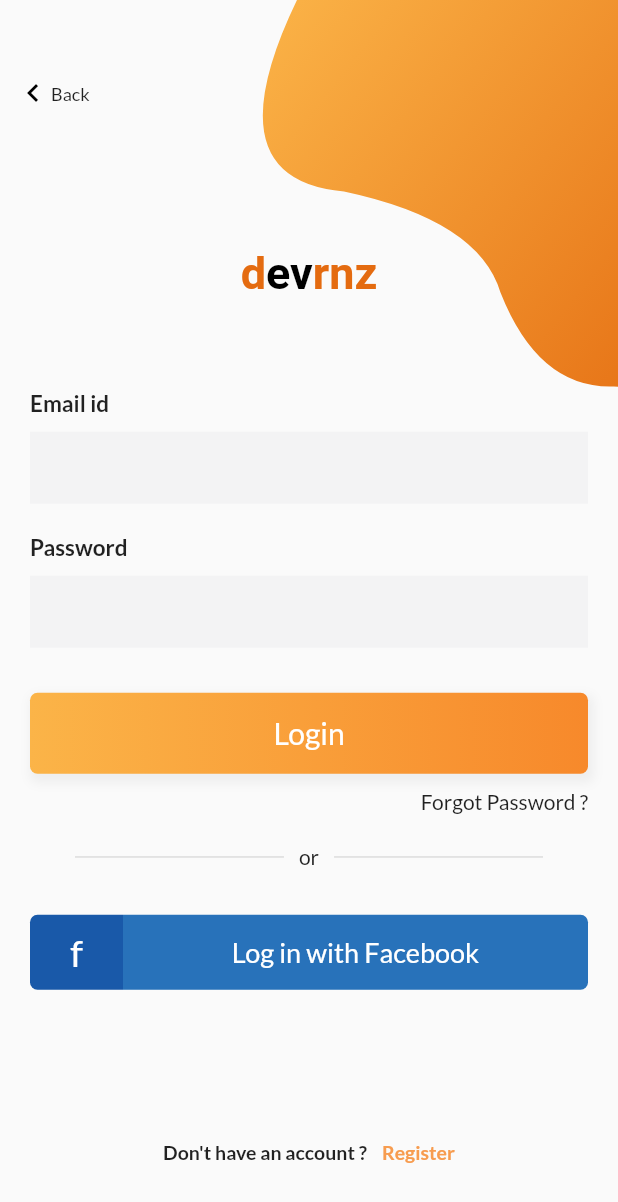
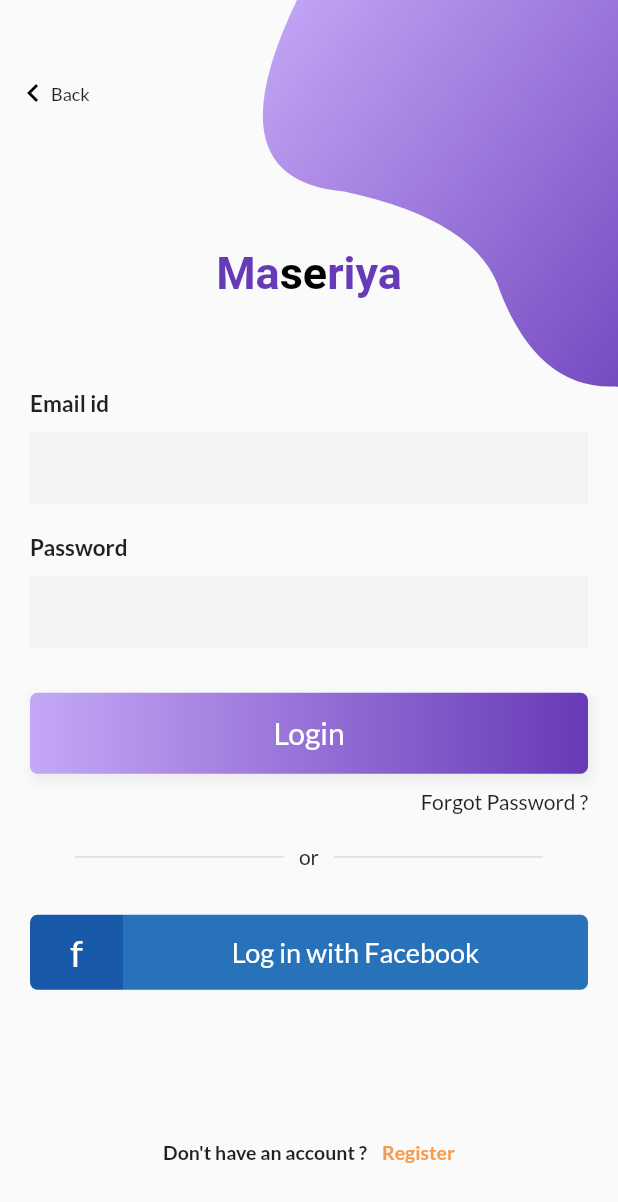
Before and after one commit to DesmondSol/UI-clone, a Flutter app: the screen it shows after launch, after a tap on "Login", on a phone screen of 412 x 824 dp. Shown: the top 1202 px of the screen. Run offline on Flutter 3.47's test engine with Material 2 defaults, Android fonts, the phone set to English and light mode, and no system bars; our stand-ins replace fluttertoast, google_fonts; network calls fail.

Commit message:
some ui changes done

```diff
--- a/lib/ui/screens/auth_pages/Widget/bezierContainer.dart
+++ b/lib/ui/screens/auth_pages/Widget/bezierContainer.dart
@@ -5,28 +5,31 @@ import 'package:flutter/material.dart';
 import 'customClipper.dart';
 
 class BezierContainer extends StatelessWidget {
-  const BezierContainer({Key ?key}) : super(key: key);
+  const BezierContainer({Key? key}) : super(key: key);
 
   @override
   Widget build(BuildContext context) {
     return Container(
-      child: Transform.rotate(
-        angle: -pi / 3.5,
-        child: ClipPath(
+        child: Transform.rotate(
+      angle: -pi / 3.5,
+      child: ClipPath(
         clipper: ClipPainter(),
         child: Container(
-          height: MediaQuery.of(context).size.height *.5,
+          height: MediaQuery.of(context).size.height * .5,
           width: MediaQuery.of(context).size.width,
           decoration: BoxDecoration(
               gradient: LinearGradient(
-                begin: Alignment.topCenter,
-                end: Alignment.bottomCenter,
-                colors: [Color(0xfffbb448),Color(0xffe46b10)]
-              )
-            ),
+                  begin: Alignment.topCenter,
+                  end: Alignment.bottomCenter,
+                  colors: [
+                Color.fromARGB(255, 196, 168, 247),
+                Colors.deepPurple
+              ]
+
+                  //colors: [Color(0xfffbb448),Color(0xffe46b10)]
+                  )),
         ),
       ),
-      )
-    );
+    ));
   }
 }
--- /dev/null
+++ b/lib/ui/screens/auth_pages/Widget/title.dart
@@ -0,0 +1,46 @@
+import 'package:flutter/cupertino.dart';
+import 'package:flutter/material.dart';
+import 'package:google_fonts/google_fonts.dart';
+
+class title extends StatelessWidget {
+  var cntx, them;
+  title(BuildContext context, int th) {
+    cntx = context;
+    if (th == 1) {
+      them = Colors.white;
+    } else
+      them = Colors.deepPurple;
+    //1 + 1 == 2 ? print('check true') : print('check false');
+    //print(context.hashCode);
+    // prints 2011
+  }
+
+  Widget _title() {
+    return RichText(
+      textAlign: TextAlign.center,
+      text: TextSpan(
+          text: 'Ma',
+          style: GoogleFonts.portLligatSans(
+            textStyle: Theme.of(cntx).textTheme.headline1,
+            fontSize: 30,
+            fontWeight: FontWeight.w700,
+            color: them,
+          ),
+          children: [
+            TextSpan(
+              text: 'se',
+              style: TextStyle(color: Colors.black, fontSize: 30),
+            ),
+            TextSpan(
+              text: 'riya',
+              style: TextStyle(color: them, fontSize: 30),
+            ),
+          ]),
+    );
+  }
+
+  @override
+  Widget build(BuildContext context) {
+    return _title();
+  }
+}
--- a/lib/ui/screens/auth_pages/loginPage.dart
+++ b/lib/ui/screens/auth_pages/loginPage.dart
@@ -1,5 +1,7 @@
+import 'package:demo/ui/screens/auth_pages/forgetPassword.dart';
 import 'package:demo/ui/screens/homeNavigation.dart';
 import 'package:flutter/material.dart';
+import 'Widget/title.dart';
 import 'signup.dart';
 import 'package:google_fonts/google_fonts.dart';
 
@@ -85,7 +87,8 @@ class _LoginPageState extends State<LoginPage> {
             gradient: LinearGradient(
                 begin: Alignment.centerLeft,
                 end: Alignment.centerRight,
-                colors: [Color(0xfffbb448), Color(0xfff7892b)])),
+                colors: [Color.fromARGB(255, 196, 168, 247),
+                Colors.deepPurple])),
         child: Text(
           'Login',
           style: TextStyle(fontSize: 20, color: Colors.white),
@@ -208,28 +211,6 @@ class _LoginPageState extends State<LoginPage> {
     );
   }
 
-  Widget _title() {
-    return RichText(
-      textAlign: TextAlign.center,
-      text: TextSpan(
-          text: 'd',
-          style: TextStyle(
-              fontSize: 30,
-              fontWeight: FontWeight.w700,
-              color: Color(0xffe46b10)),
-          children: [
-            TextSpan(
-              text: 'ev',
-              style: TextStyle(color: Colors.black, fontSize: 30),
-            ),
-            TextSpan(
-              text: 'rnz',
-              style: TextStyle(color: Color(0xffe46b10), fontSize: 30),
-            ),
-          ]),
-    );
-  }
-
   Widget _emailPasswordWidget() {
     return Column(
       children: <Widget>[
@@ -259,17 +240,25 @@ class _LoginPageState extends State<LoginPage> {
                 mainAxisAlignment: MainAxisAlignment.center,
                 children: <Widget>[
                   SizedBox(height: height * .2),
-                  _title(),
+                  title(context,2),
                   SizedBox(height: 50),
                   _emailPasswordWidget(),
                   SizedBox(height: 20),
                   _submitButton(),
-                  Container(
-                    padding: EdgeInsets.symmetric(vertical: 10),
-                    alignment: Alignment.centerRight,
-                    child: Text('Forgot Password ?',
-                        style: TextStyle(
-                            fontSize: 14, fontWeight: FontWeight.w500)),
+                  InkWell(
+                    onTap: () {
+                      Navigator.push(
+                          context,
+                          MaterialPageRoute(
+                              builder: (context) => ForgetPassword()));
+                    },
+                    child: Container(
+                      padding: EdgeInsets.symmetric(vertical: 10),
+                      alignment: Alignment.centerRight,
+                      child: Text('Forgot Password ?',
+                          style: TextStyle(
+                              fontSize: 14, fontWeight: FontWeight.w500)),
+                    ),
                   ),
                   _divider(),
                   _facebookButton(),
--- a/lib/ui/screens/auth_pages/welcomePage.dart
+++ b/lib/ui/screens/auth_pages/welcomePage.dart
@@ -1,3 +1,4 @@
+import 'Widget/title.dart';
 import 'signup.dart';
 import 'package:flutter/material.dart';
 
@@ -29,7 +30,7 @@ class _WelcomePageState extends State<WelcomePage> {
             borderRadius: BorderRadius.all(Radius.circular(5)),
             boxShadow: <BoxShadow>[
               BoxShadow(
-                  color: Color(0xffdf8e33).withAlpha(100),
+                  color: Colors.deepPurple.withAlpha(100),
                   offset: Offset(2, 4),
                   blurRadius: 8,
                   spreadRadius: 2)
@@ -37,7 +38,7 @@ class _WelcomePageState extends State<WelcomePage> {
             color: Colors.white),
         child: Text(
           'Login',
-          style: TextStyle(fontSize: 20, color: Color(0xfff7892b)),
+          style: TextStyle(fontSize: 20, color: Colors.deepPurple),
         ),
       ),
     );
@@ -93,30 +94,6 @@ class _WelcomePageState extends State<WelcomePage> {
         ));
   }
 
-  Widget _title() {
-    return RichText(
-      textAlign: TextAlign.center,
-      text: TextSpan(
-          text: 'd',
-          style: GoogleFonts.portLligatSans(
-            textStyle: Theme.of(context).textTheme.headline1,
-            fontSize: 30,
-            fontWeight: FontWeight.w700,
-            color: Colors.white,
-          ),
-          children: [
-            TextSpan(
-              text: 'ev',
-              style: TextStyle(color: Colors.black, fontSize: 30),
-            ),
-            TextSpan(
-              text: 'rnz',
-              style: TextStyle(color: Colors.white, fontSize: 30),
-            ),
-          ]),
-    );
-  }
-
   @override
   Widget build(BuildContext context) {
     return Scaffold(
@@ -136,12 +113,16 @@ class _WelcomePageState extends State<WelcomePage> {
               gradient: LinearGradient(
                   begin: Alignment.topCenter,
                   end: Alignment.bottomCenter,
-                  colors: [Color(0xfffbb448), Color(0xffe46b10)])),
+                  colors: [
+                    Color.fromARGB(255, 196, 168, 247),
+                    Colors.deepPurple
+                    //Color(0xfffbb448), Color(0xffe46b10)
+                  ])),
           child: Column(
             crossAxisAlignment: CrossAxisAlignment.center,
             mainAxisAlignment: MainAxisAlignment.center,
             children: <Widget>[
-              _title(),
+              title(context, 1),
               SizedBox(
                 height: 80,
               ),
```
Also changed, not shown: lib/ui/screens/auth_pages/forgetPassword.dart (added, +132 -0 lines), lib/ui/screens/auth_pages/signup.dart (+6 -24 lines).
